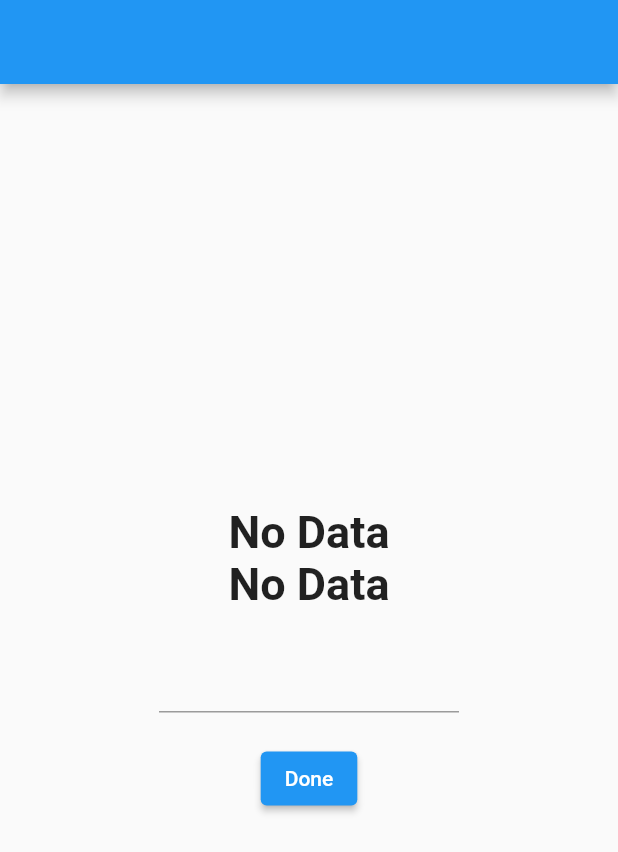
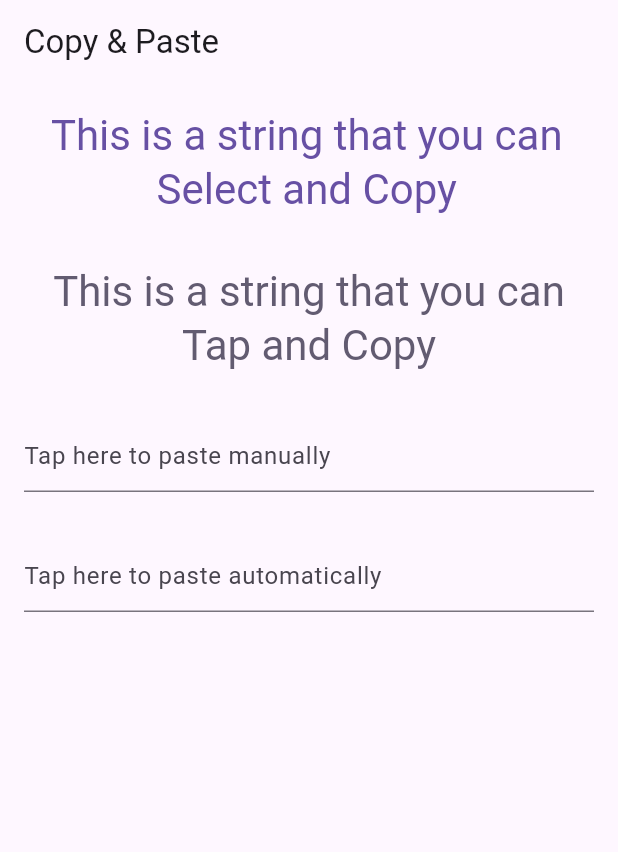
Before and after one commit to lastoyster/30-days-of-flutter, a Flutter app: the screen it shows after launch, on a phone screen of 412 x 824 dp. Shown: the top 852 px of the screen. Run offline on Flutter 3.47's test engine with Material 2 defaults, Android fonts, the phone set to English and light mode, and no system bars; our stand-ins replace animated_text_kit, curved_navigation_bar, geolocator, location.

Commit message:
Add files via upload

```diff
--- a/lib/main.dart
+++ b/lib/main.dart
@@ -1,91 +1,86 @@
-import 'dart:async';
-
 import 'package:flutter/material.dart';
+import 'package:flutter/services.dart' show Clipboard, ClipboardData;
 
 void main() {
   runApp(const MyApp());
 }
 
-class MyApp extends StatefulWidget {
+class MyApp extends StatelessWidget {
   const MyApp({super.key});
-
-  @override
-  State<MyApp> createState() => _MyAppState();
-}
-
-class _MyAppState extends State<MyApp> {
-  StreamController<String> streamController = StreamController<String>();
-  late Stream<String> dataStream;
-  TextEditingController textEditingController = TextEditingController();
-
-  @override
-  void initState() {
-    dataStream = streamController.stream.asBroadcastStream();
-    super.initState();
-  }
 
   @override
   Widget build(BuildContext context) {
     return MaterialApp(
-      debugShowCheckedModeBanner: false,
-      home: Scaffold(
-        appBar: AppBar(),
-        body: Center(
-          child: Column(
-            mainAxisAlignment: MainAxisAlignment.center,
-            children: [
-              StreamBuilder<String>(
-                  stream: dataStream,
-                  builder: (context, snapshot) {
-                    if (snapshot.hasData) {
-                      return Text(
-                        snapshot.data ?? 'Null Data',
-                        style: TextStyle(
-                            fontSize: 30, fontWeight: FontWeight.bold),
-                      );
-                    } else {
-                      return Text(
-                        'No Data',
-                        style: TextStyle(
-                            fontSize: 30, fontWeight: FontWeight.bold),
-                      );
-                    }
-                  }),
-              StreamBuilder<String>(
-                  stream: dataStream,
-                  builder: (context, snapshot) {
-                    if (snapshot.hasData) {
-                      return Text(
-                        snapshot.data ?? 'Null Data',
-                        style: TextStyle(
-                            fontSize: 30, fontWeight: FontWeight.bold),
-                      );
-                    } else {
-                      return Text(
-                        'No Data',
-                        style: TextStyle(
-                            fontSize: 30, fontWeight: FontWeight.bold),
-                      );
-                    }
-                  }),
-              const SizedBox(
-                height: 20,
+      theme: ThemeData.light(useMaterial3: true),
+      home: const CopyAndPaste(),
+    );
+  }
+}
+
+class CopyAndPaste extends StatelessWidget {
+  const CopyAndPaste({Key? key}) : super(key: key);
+
+  @override
+  Widget build(BuildContext context) {
+    final controller1 = TextEditingController();
+    final controller2 = TextEditingController();
+
+    return Scaffold(
+      appBar: AppBar(title: const Text('Copy & Paste')),
+      body: Padding(
+        padding: const EdgeInsets.all(16.0),
+        child: Column(
+          children: [
+            SelectableText(
+              'This is a string that you can Select and Copy',
+              style: Theme.of(context)
+                  .textTheme
+                  .headlineMedium!
+                  .copyWith(color: Theme.of(context).colorScheme.primary),
+              textAlign: TextAlign.center,
+            ),
+            const SizedBox(height: 32.0),
+            InkWell(
+              onTap: () {
+                Clipboard.setData(
+                  const ClipboardData(
+                    text: 'This is a string that you can Tap and Copy',
+                  ),
+                );
+              },
+              child: Text(
+                'This is a string that you can Tap and Copy',
+                style: Theme.of(context)
+                    .textTheme
+                    .headlineMedium!
+                    .copyWith(color: Theme.of(context).colorScheme.secondary),
+                textAlign: TextAlign.center,
               ),
-              SizedBox(
-                  width: 200,
-                  child: TextField(
-                    controller: textEditingController,
-                  )),
-              const SizedBox(
-                height: 20,
+            ),
+            const SizedBox(height: 32.0),
+            TextFormField(
+              controller: controller1,
+              decoration: const InputDecoration(
+                hintText: 'Tap here to paste manually',
               ),
-              ElevatedButton(
-                  onPressed: () {
-                    streamController.add(textEditingController.text);
-                  },
-                  child: Text('Done'))
-            ],
-          ),
+            ),
+            const SizedBox(height: 32.0),
+            TextFormField(
+              controller: controller2,
+              decoration: const InputDecoration(
+                hintText: 'Tap here to paste automatically',
+              ),
+              onTap: () async {
+                if (await Clipboard.hasStrings()) {
+                  final data = await Clipboard.getData('text/plain');
+                  final text = data?.text;
+                  if (text != null) {
+                    controller2.text = text;
+                  }
+                }
+              },
+            )
+          ],
         ),
       ),
     );
```
